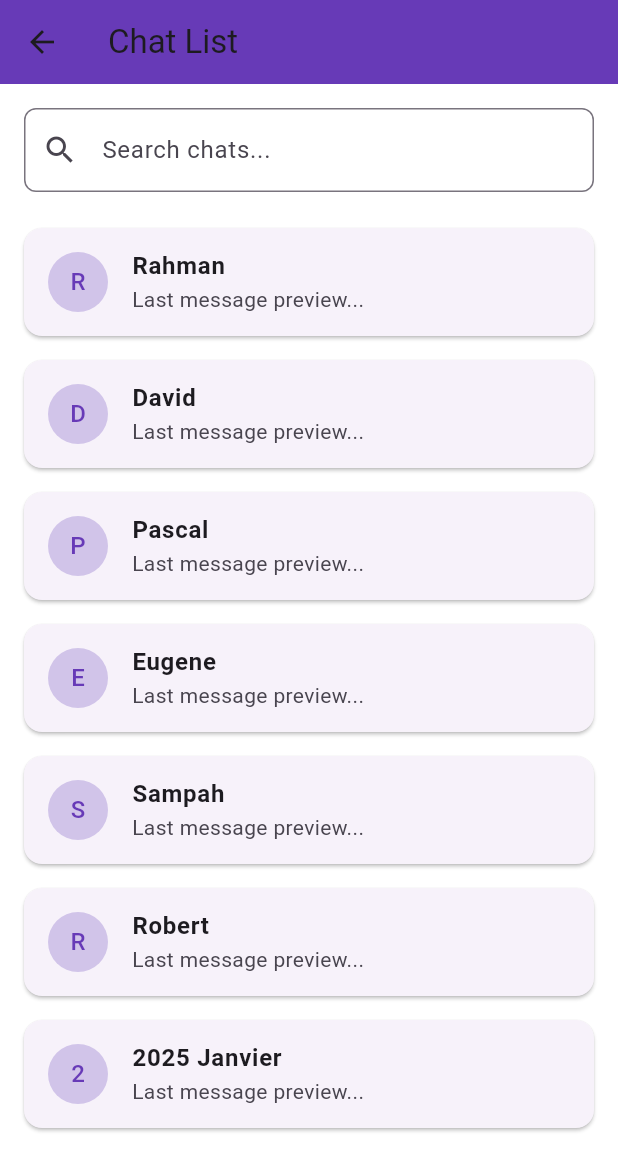
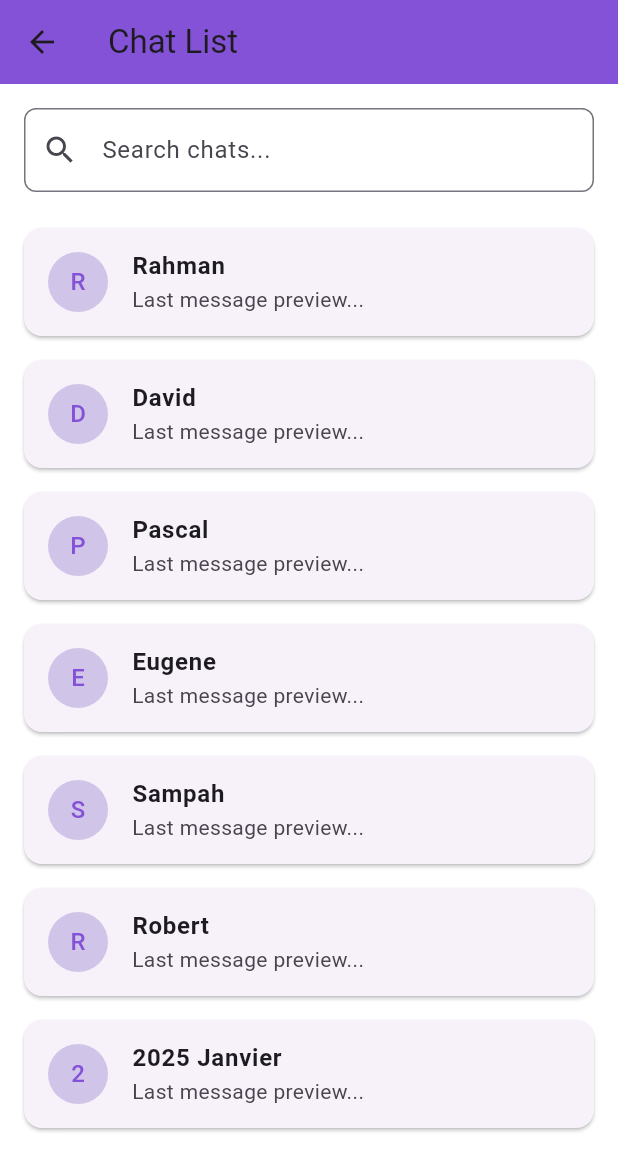
Before and after one commit to DaveSaah/collabhub, a Flutter app: the ChatListPage screen opened directly, on a phone screen of 412 x 824 dp. Shown: the top 1171 px of the screen. Run offline on Flutter 3.47's test engine with Material 3 defaults, Android fonts, the light colour scheme and no system bars; our stand-ins replace cloud_firestore, firebase_auth, firebase_core; accounts and stored records are empty.

Commit message:
Updated Chat list to open chats

```diff
--- a/lib/views/chat_list_page.dart
+++ b/lib/views/chat_list_page.dart
@@ -1,4 +1,5 @@
 import 'package:flutter/material.dart';
+import 'chat_page.dart';
 
 class ChatListPage extends StatelessWidget {
   const ChatListPage({super.key});
@@ -18,7 +19,7 @@ class ChatListPage extends StatelessWidget {
     return Scaffold(
       appBar: AppBar(
         title: const Text('Chat List'),
-        backgroundColor: Colors.deepPurple,
+        backgroundColor: const Color.fromARGB(255, 131, 82, 214),
       ),
       body: Padding(
         padding: const EdgeInsets.all(16.0),
@@ -48,7 +49,9 @@ class ChatListPage extends StatelessWidget {
                         backgroundColor: Colors.deepPurple[100],
                         child: Text(
                           chat['name']![0], // First letter of the name
-                          style: const TextStyle(color: Colors.deepPurple),
+                          style: const TextStyle(
+                            color: Color.fromARGB(255, 131, 82, 214),
+                          ),
                         ),
                       ),
                       title: Text(
@@ -57,7 +60,14 @@ class ChatListPage extends StatelessWidget {
                       ),
                       subtitle: Text(chat['message']!),
                       onTap: () {
-                        // Navigate to chat details (to be implemented)
+                        Navigator.push(
+                          context,
+                          MaterialPageRoute(
+                            builder:
+                                (context) =>
+                                    ChatPage(chatPartnerName: 'Rahman'),
+                          ),
+                        );
                       },
                     ),
                   );
```
